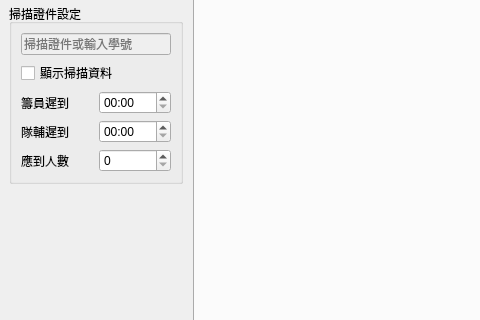
Before: the Qt Designer form src/main/resources/base/window.ui in redbug312/ntuoc13-punch-clock, drawn with Qt 5; both pictures show x 0 to 480 and y 108 to 428 of the 800 by 600 pixel window.
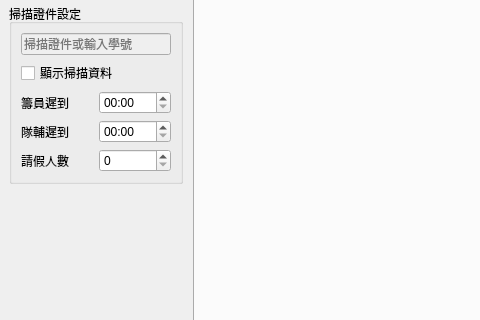
After: the same form once the commit is applied. Icons and pictures are not drawn. Custom widgets are drawn as their Qt base class.

Commit message: Update progress bar based on absence counts

```diff
--- a/src/main/resources/base/window.ui
+++ b/src/main/resources/base/window.ui
@@ -146,7 +146,7 @@
              <item row="2" column="0">
               <widget class="QLabel" name="uiTotalLbl">
                <property name="text">
-                <string>應到人數</string>
+                <string>請假人數</string>
                </property>
                <property name="buddy">
                 <cstring>uiTotalSpn</cstring>
```
Left out of the diff: 8 changed lines with no effect on the pictures. The commit also changes 1 other file.
